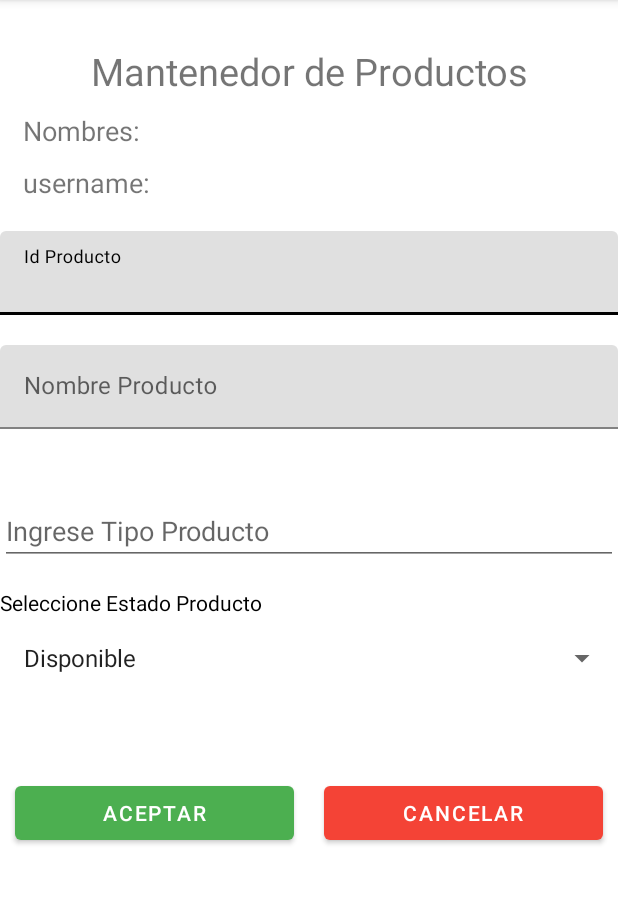
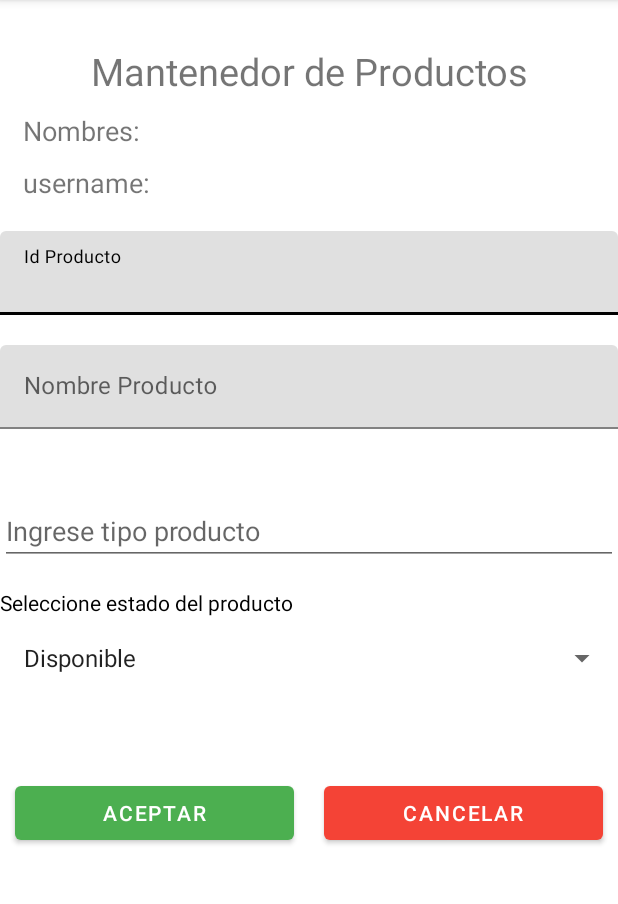
Before and after one commit to Panchober27/Trabajo2-AppMoviles, an Android app: the ProductoActivity screen opened directly, with no data from a screen before it, on a phone screen of 412 x 824 dp, the part 84-988 px from its top. Run offline under Robolectric (Android 15) with nearby library versions, the phone set to English and light mode, and no system bars.

Commit message:
Utilizacion de strings.xml

```diff
--- a/app/src/main/res/layout/activity_main.xml
+++ b/app/src/main/res/layout/activity_main.xml
@@ -17,7 +17,7 @@
         <TextView
             android:layout_width="match_parent"
             android:layout_height="match_parent"
-            android:text="Ingreso Usuarios"
+            android:text="@string/title_login"
             android:textAlignment="center"
             android:textSize="30dp">
 
@@ -77,7 +77,7 @@
             android:layout_marginHorizontal="10dp"
             android:layout_weight="1"
             android:backgroundTint="#4CAF50"
-            android:text="Button" />
+            android:text="@string/btnOk" />
 
         <Button
             android:id="@+id/btnCanel"
@@ -86,7 +86,7 @@
             android:layout_marginHorizontal="10dp"
             android:layout_weight="1"
             android:backgroundTint="#F44336"
-            android:text="Button" />
+            android:text="@string/btnSalir" />
 
     </LinearLayout>
 
--- a/app/src/main/res/layout/activity_producto.xml
+++ b/app/src/main/res/layout/activity_producto.xml
@@ -68,7 +68,7 @@
                 android:layout_width="match_parent"
                 android:layout_height="wrap_content"
                 android:layout_marginBottom="20dp"
-                android:hint="Id Producto" />
+                android:hint="@string/idProducto" />
 
             <com.google.android.material.textfield.TextInputLayout
                 android:layout_width="match_parent"
@@ -78,7 +78,7 @@
                     android:id="@+id/edNombreProducto"
                     android:layout_width="match_parent"
                     android:layout_height="wrap_content"
-                    android:hint="Nombre Producto"
+                    android:hint="@string/nombreProducto"
                     android:inputType="text" />
             </com.google.android.material.textfield.TextInputLayout>
         </com.google.android.material.textfield.TextInputLayout>
@@ -90,14 +90,14 @@
         android:layout_width="match_parent"
         android:layout_height="wrap_content"
         android:layout_marginTop="25dp"
-        android:hint="Ingrese Tipo Producto" />
+        android:hint="@string/tipo_producto" />
 
 
     <TextView
         android:layout_width="match_parent"
         android:layout_height="wrap_content"
         android:layout_marginTop="15dp"
-        android:text="Seleccione Estado Producto"
+        android:text="@string/estado_producto"
         android:textColor="@color/black">
 
     </TextView>
@@ -123,7 +123,7 @@
             android:layout_height="wrap_content"
             android:layout_marginHorizontal="10dp"
             android:layout_weight="1"
-            android:text="Aceptar"
+            android:text="@string/btnOk"
             app:backgroundTint="#4CAF50"></Button>
 
         <Button
@@ -132,7 +132,7 @@
             android:layout_height="wrap_content"
             android:layout_marginHorizontal="10dp"
             android:layout_weight="1"
-            android:text="Cancelar"
+            android:text="@string/btnCancel"
             app:backgroundTint="#F44336"></Button>
 
 
--- a/app/src/main/res/values/strings.xml
+++ b/app/src/main/res/values/strings.xml
@@ -1,6 +1,7 @@
 <resources>
     <string name="app_name">Trabajo 2 Francisco Berwart</string>
 
+    <string name="title_login">Ingreso Usuarios</string>
     <string name="btnOk">aceptar</string>
     <string name="btnCancel">cancelar</string>
     <string name="btnSalir">salir</string>
@@ -13,6 +14,8 @@
     <string name="username">Usuario:</string>
     <string name="idProducto">Id Producto</string>
     <string name="nombreProducto">Nombre Producto</string>
+    <string name="tipo_producto">Ingrese tipo producto</string>
+    <string name="estado_producto">Seleccione estado del producto</string>
 
 
     <!-- Errores de los datos. -->
```
Also changed, not shown: 1 other file.
